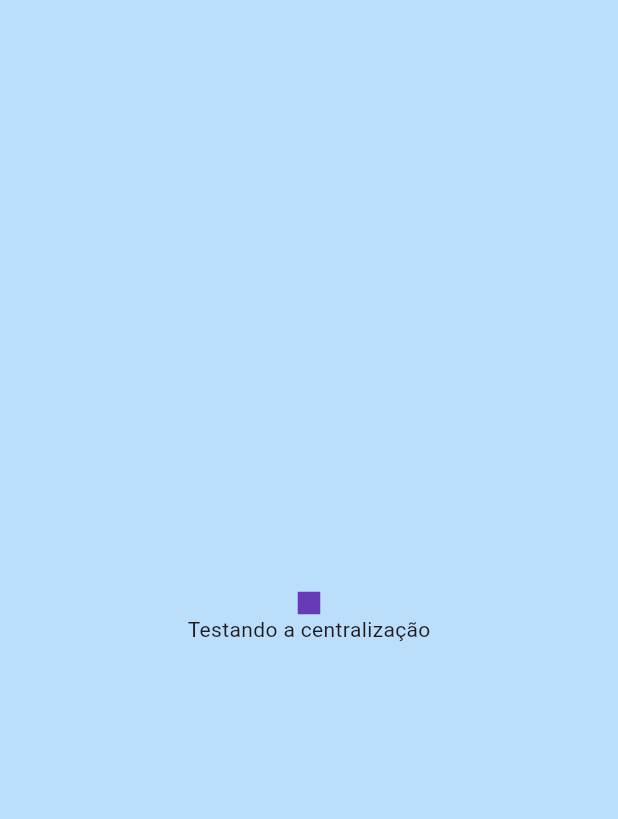
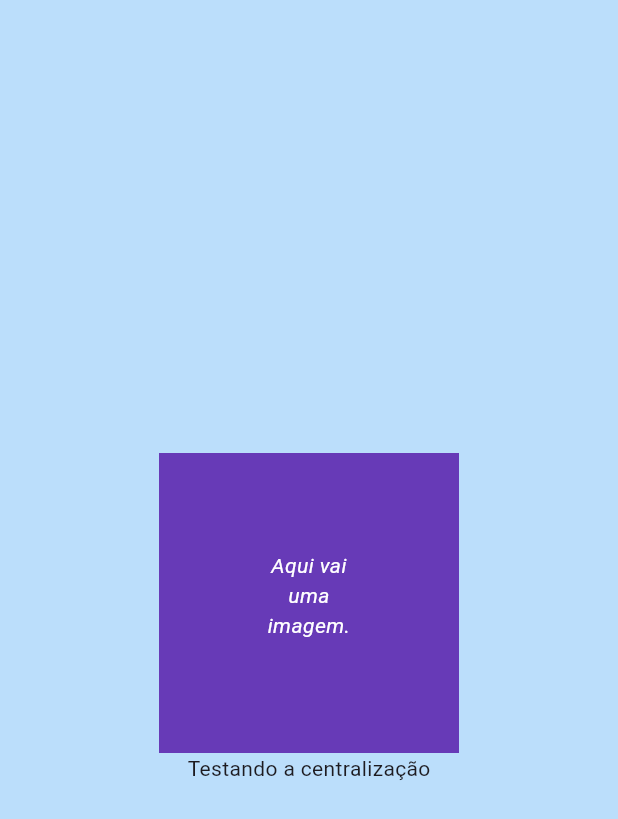
Before and after one commit to devtechpr0/ProjetoAuthentication, a Flutter app: the screen it shows after launch, on a phone screen of 412 x 824 dp. Shown: the top 819 px of the screen. Run offline on Flutter 3.47's test engine with Material 3 defaults, Android fonts, the phone set to English and light mode, and no system bars.

Commit message:
commit de teste

```diff
--- a/lib/main.dart
+++ b/lib/main.dart
@@ -18,9 +18,16 @@
             mainAxisAlignment: MainAxisAlignment.center,
             children: [
               Container(
-                width: 15,
-                height: 15,
+                padding: const EdgeInsets.all(65),
+                width: 200,
+                height: 200,
                 color: Colors.deepPurple,
+                child: const Text(
+                  'Aqui vai uma imagem.',
+                  textAlign: TextAlign.center,
+                  style: TextStyle(
+                      color: Colors.white, fontStyle: FontStyle.italic),
+                ),
               ),
               const Text('Testando a centralização'),
             ],
```
